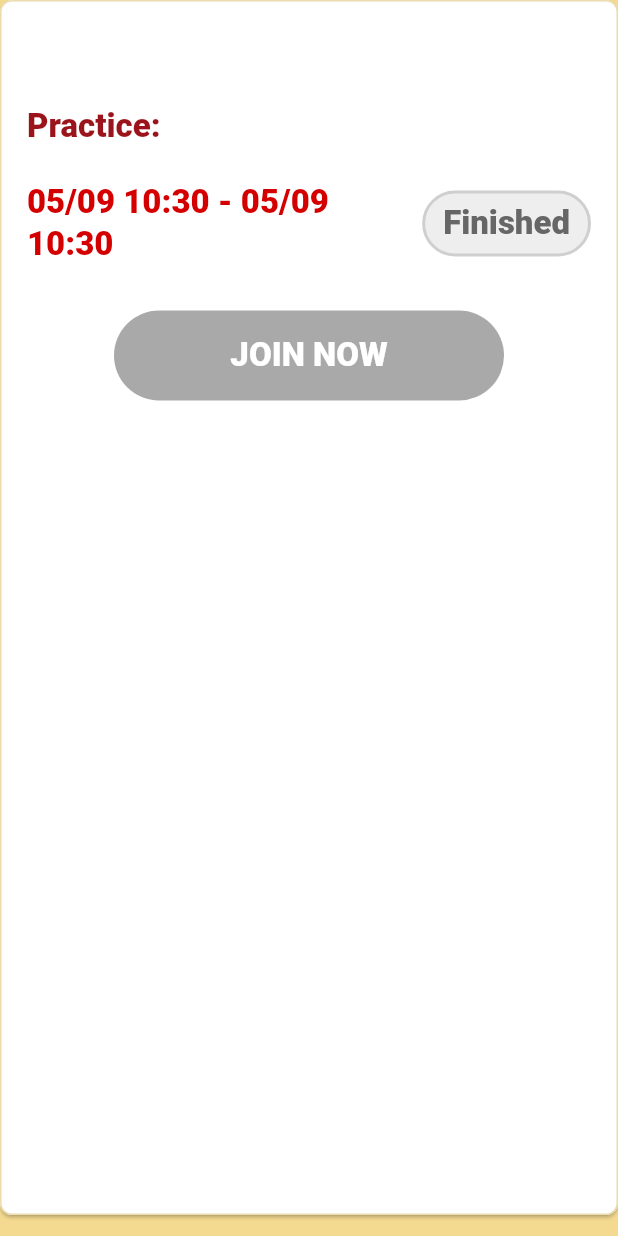
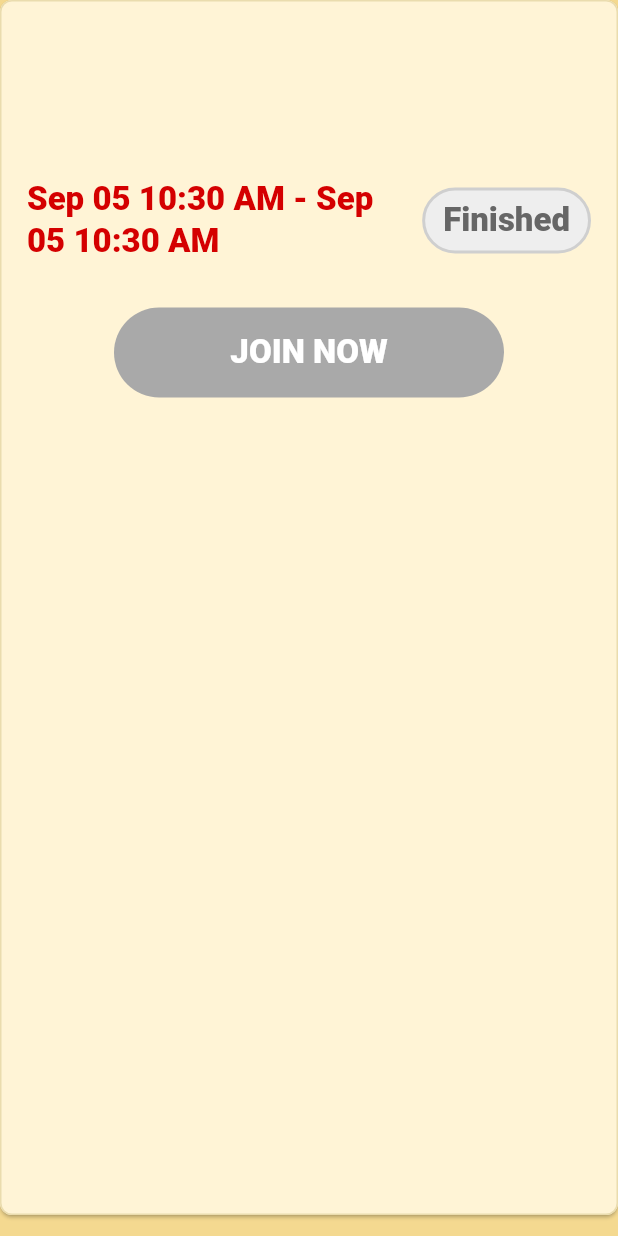
Before and after one commit to tuyenlq2007/calendarapp, a Flutter app: the _OnlineTeachingCard widget shown alone on an empty page, opened directly with empty values, on a phone screen of 412 x 824 dp. Run offline on Flutter 3.47's test engine with Material 3 defaults, Android fonts, the phone set to English and light mode, and no system bars; our stand-ins replace shared_preferences, supabase_flutter; missing offline and left inert: workmanager; accounts and stored records are empty.

Commit message:
Update Dharma teaching cards and app branding

```diff
--- a/apps/mobile/lib/features/teachings/data/online_teaching_database.dart
+++ b/apps/mobile/lib/features/teachings/data/online_teaching_database.dart
@@ -32,6 +32,7 @@ class OnlineTeachingRow {
     required this.practice,
     required this.startDate,
     required this.endDate,
+    this.imageUrl = '',
     // Compatibility for old callers while status migrates to a derived value.
     OnlineTeachingStatus? status,
     required this.joinUrl,
@@ -51,6 +52,7 @@ class OnlineTeachingRow {
         fallbackKey: 'end_date',
         legacyDateEndOfDay: true,
       ),
+      imageUrl: _optionalString(json, 'image_url'),
       joinUrl: Uri.parse(_string(json, 'join_url')),
       displayOrder: _integer(json, 'display_order'),
       published: _boolean(json, 'published'),
@@ -62,6 +64,7 @@ class OnlineTeachingRow {
   final String practice;
   final DateTime startDate;
   final DateTime endDate;
+  final String imageUrl;
   final Uri joinUrl;
   final int displayOrder;
   final bool published;
@@ -96,6 +99,14 @@ class OnlineTeachingRow {
     if (!joinUrl.hasScheme || joinUrl.host.isEmpty) {
       throw const FormatException('online teaching join URL is invalid');
     }
+    if (imageUrl.trim().isNotEmpty) {
+      final parsedImageUrl = Uri.tryParse(imageUrl);
+      if (parsedImageUrl == null ||
+          !parsedImageUrl.hasScheme ||
+          parsedImageUrl.host.isEmpty) {
+        throw const FormatException('online teaching image URL is invalid');
+      }
+    }
   }
 
   static String _formatDayMonth(DateTime date) {
@@ -113,10 +124,33 @@ class OnlineTeachingRow {
   static String _formatLocalDateTime(DateTime date) {
     final local = date.toLocal();
     final day = local.day.toString().padLeft(2, '0');
-    final month = local.month.toString().padLeft(2, '0');
-    final hour = local.hour.toString().padLeft(2, '0');
+    final month = _monthAbbreviation(local.month);
+    final hour = _formatHour12(local.hour);
     final minute = local.minute.toString().padLeft(2, '0');
-    return '$day/$month $hour:$minute';
+    final period = local.hour < 12 ? 'AM' : 'PM';
+    return '$month $day $hour:$minute $period';
+  }
+
+  static int _formatHour12(int hour) {
+    final normalized = hour % 12;
+    return normalized == 0 ? 12 : normalized;
+  }
+
+  static String _monthAbbreviation(int month) {
+    return const [
+      'Jan',
+      'Feb',
+      'Mar',
+      'Apr',
+      'May',
+      'Jun',
+      'Jul',
+      'Aug',
+      'Sep',
+      'Oct',
+      'Nov',
+      'Dec',
+    ][month - 1];
   }
 
   static DateTime _dateTime(
@@ -149,6 +183,13 @@ class OnlineTeachingRow {
     throw FormatException('online teaching field $key must be a string');
   }
 
+  static String _optionalString(Map<String, Object?> json, String key) {
+    final value = json[key];
+    if (value == null) return '';
+    if (value is String) return value;
+    throw FormatException('online teaching field $key must be a string');
+  }
+
   static int _integer(Map<String, Object?> json, String key) {
     final value = json[key];
     if (value is int) return value;
--- a/apps/mobile/lib/features/teachings/presentation/teachings_screen.dart
+++ b/apps/mobile/lib/features/teachings/presentation/teachings_screen.dart
@@ -9,6 +9,7 @@ import '../data/teaching_content_database.dart';
 const _teachingRed = Color(0xFF9B141B);
 const _joinRed = Color(0xFFE60000);
 const _cardBorder = Color(0xFFEADCAE);
+const _teachingCardBackground = Color(0xFFFFF4D6);
 
 class TeachingsScreen extends StatefulWidget {
   const TeachingsScreen({
@@ -140,19 +141,24 @@ class _OnlineTeachingCard extends StatelessWidget {
   Widget build(BuildContext context) {
     final theme = Theme.of(context);
     final status = item.statusAt(now);
+    final hasImage = item.imageUrl.trim().isNotEmpty;
 
     return Card(
       margin: const EdgeInsets.only(bottom: 14),
-      color: Colors.white,
+      color: _teachingCardBackground,
       shape: RoundedRectangleBorder(
         borderRadius: BorderRadius.circular(8),
         side: const BorderSide(color: _cardBorder),
       ),
       child: Padding(
-        padding: const EdgeInsets.fromLTRB(18, 20, 18, 18),
+        padding: const EdgeInsets.fromLTRB(18, 18, 18, 18),
         child: Column(
           crossAxisAlignment: CrossAxisAlignment.start,
           children: [
+            if (hasImage) ...[
+              _OnlineTeachingImage(item: item),
+              const SizedBox(height: 18),
+            ],
             Text(
               item.title,
               style: theme.textTheme.headlineSmall?.copyWith(
@@ -168,14 +174,6 @@ class _OnlineTeachingCard extends StatelessWidget {
               spacing: 8,
               runSpacing: 4,
               children: [
-                Text(
-                  'Practice:',
-                  style: theme.textTheme.titleLarge?.copyWith(
-                    color: _teachingRed,
-                    fontWeight: FontWeight.w900,
-                    letterSpacing: 0,
-                  ),
-                ),
                 Text(
                   item.practice,
                   style: theme.textTheme.titleLarge?.copyWith(
@@ -232,6 +230,39 @@ class _OnlineTeachingCard extends StatelessWidget {
               ),
             ),
           ],
+        ),
+      ),
+    );
+  }
+}
+
+class _OnlineTeachingImage extends StatelessWidget {
+  const _OnlineTeachingImage({required this.item});
+
+  final OnlineTeachingRow item;
+
+  @override
+  Widget build(BuildContext context) {
+    return ClipRRect(
+      borderRadius: BorderRadius.circular(6),
+      child: ColoredBox(
+        color: _teachingCardBackground,
+        child: Image.network(
+          item.imageUrl,
+          key: ValueKey('online-teaching-image-${item.id}'),
+          width: double.infinity,
+          height: 230,
+          fit: BoxFit.contain,
+          errorBuilder: (context, error, stackTrace) {
+            return SizedBox(
+              width: double.infinity,
+              height: 230,
+              child: Icon(
+                Icons.image_not_supported_outlined,
+                color: _teachingRed.withValues(alpha: 0.7),
+              ),
+            );
+          },
         ),
       ),
     );
```
Also changed, not shown: 33 other files.
